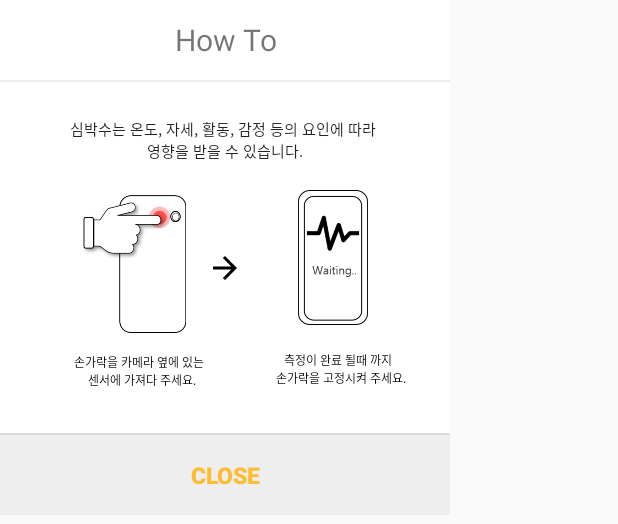
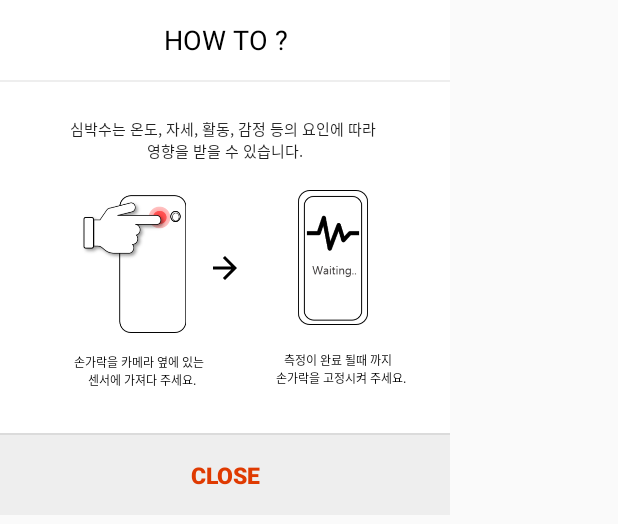
Before and after one commit to Jieun-Sujin/CardioProject, an Android app: the layout activity_popup.xml on its own in the app's theme, with its tools: preview values and no code run, on a phone screen of 412 x 824 dp. Shown: the top 524 px of the screen. Run offline under Robolectric (Android 15) with nearby library versions, the phone set to English and light mode, and no system bars.

Commit message:
Change popup layout

```diff
--- a/app/src/main/res/layout/activity_popup.xml
+++ b/app/src/main/res/layout/activity_popup.xml
@@ -11,8 +11,9 @@
         android:layout_height="53dp"
         android:background="@color/white"
         android:gravity="center"
-        android:text="How To"
-        android:textSize="20sp" />
+        android:text="HOW TO ?"
+        android:textColor="@color/black"
+        android:textSize="18sp" />
 
     <LinearLayout
         android:background="@drawable/btn_done"
@@ -120,7 +121,7 @@
             android:textStyle="bold"
             android:text="CLOSE"
             android:textSize="15sp"
-            android:textColor="#FFBB33"
+            android:textColor="#DF3A01"
             android:padding="16dp"
             android:gravity="center"
             android:background="#00000000"
```
